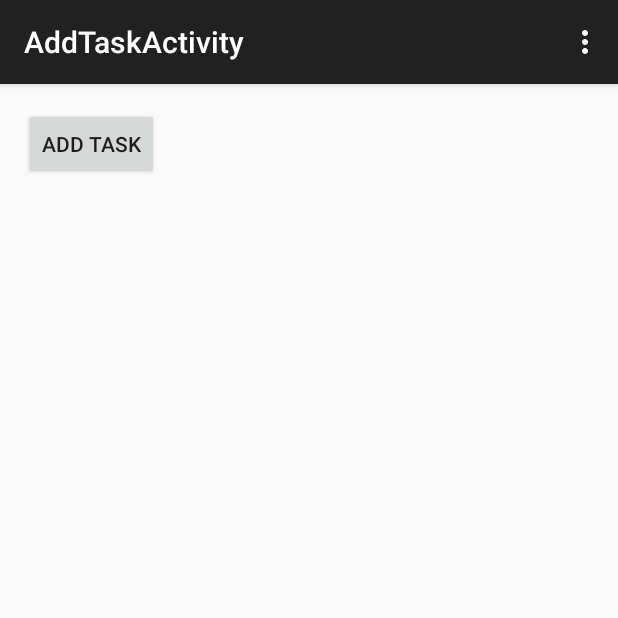
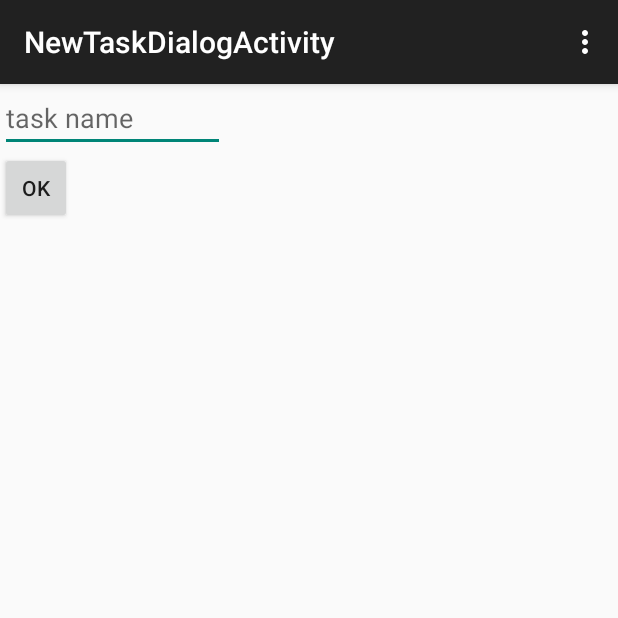
Before and after one commit to ajdt/marinara, an Android app: the AddTaskActivity screen opened directly, with no data from a screen before it, after a tap on "ADD TASK", on a phone screen of 412 x 824 dp, the top half of it. Run offline under Robolectric (Android 15) with nearby library versions, the phone set to English and light mode, and no system bars; 1 statement that could not run was skipped.

Commit message:
added NewTaskDialogactivity and supporting code

```diff
--- a/app/src/main/AndroidManifest.xml
+++ b/app/src/main/AndroidManifest.xml
@@ -42,6 +42,10 @@
             android:name=".AddTaskActivity"
             android:label="@string/title_activity_add_task" >
         </activity>
+        <activity
+            android:name=".NewTaskDialogActivity"
+            android:label="@string/title_activity_new_task_dialog" >
+        </activity>
     </application>
 
 </manifest>
--- a/app/src/main/java/com/itsaunixsystem/marinara/AddTaskActivity.java
+++ b/app/src/main/java/com/itsaunixsystem/marinara/AddTaskActivity.java
@@ -1,10 +1,17 @@
 package com.itsaunixsystem.marinara;
 
+import android.content.Intent;
 import android.support.v7.app.AppCompatActivity;
 import android.os.Bundle;
 import android.view.Menu;
 import android.view.MenuItem;
 import android.view.View;
+import android.widget.ArrayAdapter;
+import android.widget.ListView;
+
+import com.itsaunixsystem.marinara.orm.Task;
+
+import java.util.ArrayList;
 
 public class AddTaskActivity extends AppCompatActivity {
 
@@ -12,6 +19,12 @@ public class AddTaskActivity extends AppCompatActivity {
     protected void onCreate(Bundle savedInstanceState) {
         super.onCreate(savedInstanceState);
         setContentView(R.layout.activity_add_task);
+    }
+
+    @Override
+    protected void onResume() {
+        super.onResume() ;
+        setListViewAdapter() ;
     }
 
     @Override
@@ -37,7 +50,18 @@ public class AddTaskActivity extends AppCompatActivity {
     }
 
 
-    public void onAddTaskButtonClicked(View view) throws Exception {
-        throw new Exception() ;
+    public void onAddTaskButtonClicked(View view)  {
+        Intent intent = new Intent(this, NewTaskDialogActivity.class) ;
+        startActivity(intent) ;
+    }
+
+    private void setListViewAdapter() {
+        ListView list_view = (ListView)findViewById(R.id.add_task_list_view) ;
+        ArrayAdapter adapter = new ArrayAdapter(this, android.R.layout.simple_list_item_1, this.getTasks()) ;
+    }
+
+    // TODO: create a DB utility function that does this???
+    private ArrayList<Task> getTasks() {
+        return new ArrayList(Task.listAll(Task.class)) ;
     }
 }
--- /dev/null
+++ b/app/src/main/java/com/itsaunixsystem/marinara/NewTaskDialogActivity.java
@@ -0,0 +1,68 @@
+package com.itsaunixsystem.marinara;
+
+import android.support.v7.app.AppCompatActivity;
+import android.os.Bundle;
+import android.view.Menu;
+import android.view.MenuItem;
+import android.view.View;
+import android.widget.EditText;
+import android.widget.Toast;
+
+import com.itsaunixsystem.marinara.orm.Task;
+
+public class NewTaskDialogActivity extends AppCompatActivity {
+
+    @Override
+    protected void onCreate(Bundle savedInstanceState) {
+        super.onCreate(savedInstanceState);
+        setContentView(R.layout.activity_new_task_dialog);
+    }
+
+    @Override
+    public boolean onCreateOptionsMenu(Menu menu) {
+        // Inflate the menu; this adds items to the action bar if it is present.
+        getMenuInflater().inflate(R.menu.menu_new_task_dialog, menu);
+        return true;
+    }
+
+    @Override
+    public boolean onOptionsItemSelected(MenuItem item) {
+        // Handle action bar item clicks here. The action bar will
+        // automatically handle clicks on the Home/Up button, so long
+        // as you specify a parent activity in AndroidManifest.xml.
+        int id = item.getItemId();
+
+        //noinspection SimplifiableIfStatement
+        if (id == R.id.action_settings) {
+            return true;
+        }
+
+        return super.onOptionsItemSelected(item);
+    }
+
+
+    public void onOkButtonClicked(View view) {
+        // get task name
+        String new_task_name = ((EditText)findViewById(R.id.task_dialog_edit_text))
+                                    .getText().toString() ;
+
+        // task name is valid, add it to task list and finish
+        if (new_task_name.equals("")) {
+            Toast.makeText(NewTaskDialogActivity.this, "task name is empty", Toast.LENGTH_SHORT).show() ;
+        } else if (Task.isActiveTask(new_task_name)) {
+            Toast.makeText(NewTaskDialogActivity.this, "task name already exists", Toast.LENGTH_SHORT).show() ;
+        } else if (Task.isDeletedTask(new_task_name)) {
+            // task existed previously, but was deleted. Restore its status
+            Task the_task = Task.getByName(new_task_name) ;
+            the_task.status = Task.ACTIVE_STATUS ;
+            the_task.save() ;
+
+        }
+        else {
+            // new task name that's valid
+            Task new_task = new Task(new_task_name, Task.ACTIVE_STATUS) ;
+            new_task.save() ;
+            this.finish() ;
+        }
+    }
+}
--- /dev/null
+++ b/app/src/main/res/layout/activity_new_task_dialog.xml
@@ -0,0 +1,21 @@
+<LinearLayout xmlns:android="http://schemas.android.com/apk/res/android"
+    xmlns:tools="http://schemas.android.com/tools"
+    android:layout_width="150dip"
+    android:layout_height="100dip"
+    android:orientation="vertical"
+    tools:context="com.itsaunixsystem.marinara.NewTaskDialogActivity">
+
+    <EditText
+        android:layout_width="match_parent"
+        android:layout_height="wrap_content"
+        android:hint="@string/task_dialog_edit_text_hint"
+        android:id="@+id/task_dialog_edit_text"/>
+    <Button
+        style="?android:attr/buttonStyleSmall"
+        android:layout_width="wrap_content"
+        android:layout_height="wrap_content"
+        android:text="@string/task_dialog_ok_button_text"
+        android:onClick="onOkButtonClicked"
+        android:id="@+id/task_dialog_ok_button"/>
+
+</LinearLayout>
--- /dev/null
+++ b/app/src/main/res/menu/menu_new_task_dialog.xml
@@ -0,0 +1,7 @@
+<menu xmlns:android="http://schemas.android.com/apk/res/android"
+    xmlns:app="http://schemas.android.com/apk/res-auto"
+    xmlns:tools="http://schemas.android.com/tools"
+    tools:context="com.itsaunixsystem.marinara.NewTaskDialogActivity">
+    <item android:id="@+id/action_settings" android:title="@string/action_settings"
+        android:orderInCategory="100" app:showAsAction="never" />
+</menu>
--- a/app/src/main/res/menu/menu_timer.xml
+++ b/app/src/main/res/menu/menu_timer.xml
@@ -7,4 +7,8 @@
         android:orderInCategory="100"
         app:showAsAction="never"
         android:onClick="onSettingsMenuClicked"/>
+    <item
+        android:id="@+id/add_task_menu_item"
+        android:title="@string/add_task_menu_item_title"
+        android:onClick="onManageTasksClicked" />
 </menu>
--- a/app/src/main/res/values/strings.xml
+++ b/app/src/main/res/values/strings.xml
@@ -9,6 +9,7 @@
     <string name="hello_world">Hello world!</string>
 
     <!-- TimerActivity strings -->
+    <string name="add_task_menu_item_title">Manage Tasks</string>
 
     <!--###################### Preferences strings ############################-->
     <!-- titles & summaries -->
@@ -41,6 +42,11 @@
     <string name="title_activity_add_task">AddTaskActivity</string>
     <string name="add_task_button_text">Add Task </string>
 
+    <!-- NewTaskDialogActivity -->
+    <string name="title_activity_new_task_dialog">NewTaskDialogActivity</string>
+    <string name="task_dialog_edit_text_hint">task name</string>
+    <string name="task_dialog_ok_button_text">Ok</string>
+
 
 
 </resources>
```
Also changed, not shown: app/src/main/java/com/itsaunixsystem/marinara/TimerActivity.java (+9 -0 lines), app/src/main/java/com/itsaunixsystem/marinara/orm/Task.java (+42 -1 lines).
